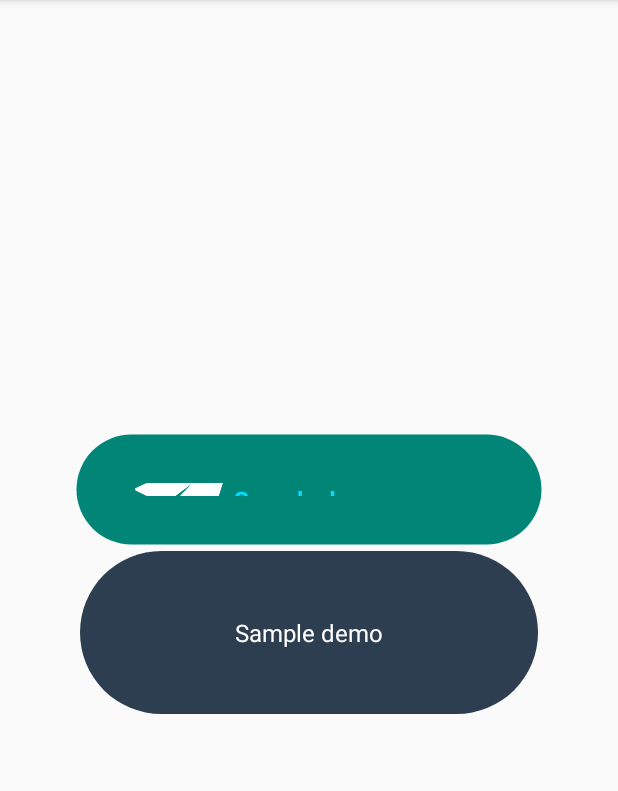
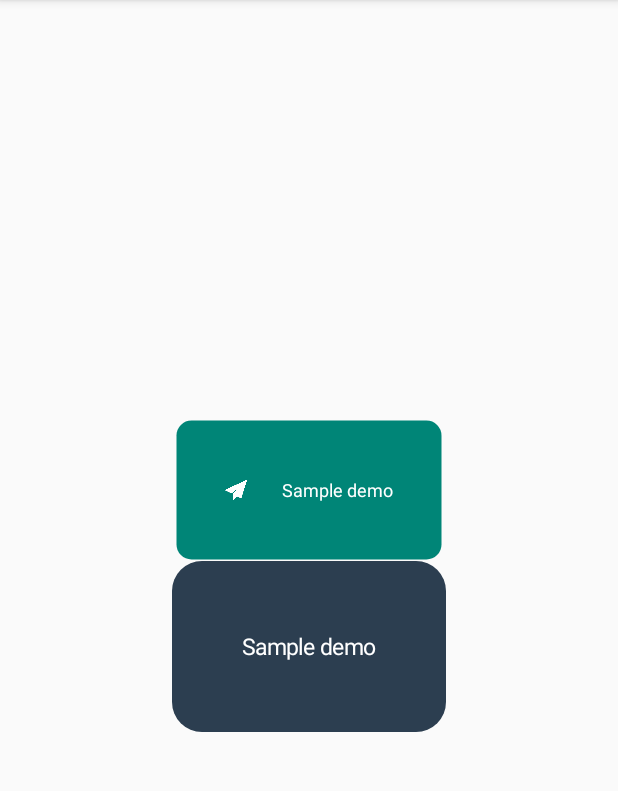
Before and after one commit to joshuadeguzman/ButtonsKt, an Android app: the screen it shows after launch (MainActivity), on a phone screen of 412 x 824 dp, the part 84-875 px from its top. Run offline under Robolectric (Android 15) with nearby library versions, the phone set to English and light mode, and no system bars.

Commit message:
Optimize icon integration. Update text rendering

```diff
--- a/app/src/main/java/io/jmdg/buttonsktapp/MainActivity.kt
+++ b/app/src/main/java/io/jmdg/buttonsktapp/MainActivity.kt
@@ -4,7 +4,6 @@ import android.graphics.Color
 import android.support.v7.app.AppCompatActivity
 import android.os.Bundle
 import io.jmdg.buttonskt.ButtonsKtView
-import io.jmdg.buttonskt.constants.BktLayoutParams
 import io.jmdg.buttonskt.constants.BktTextPosition
 import io.jmdg.buttonskt.entities.ButtonsKt
 import kotlinx.android.synthetic.main.activity_main.*
@@ -17,16 +16,12 @@ class MainActivity : AppCompatActivity() {
 
         // Can be reusable for multiple components
         val configuration = ButtonsKt(
-                isEnabled = true,
                 text = "Sample demo",
-                radius = 100f,
+                radius = 30f,
                 padding = 70,
-                margin = 15,
-                borderWidth = 10,
+                marginTop = 20,
                 defaultBorderColor = Color.GRAY,
-                height = BktLayoutParams.WRAP_CONTENT,
-                width = BktLayoutParams.MATCH_PARENT,
-                textPosition = BktTextPosition.CENTER
+                textPosition = BktTextPosition.LEFT
         )
 
         // Create ButtonsKtView with the desired configuration instance
--- a/app/src/main/res/layout/activity_main.xml
+++ b/app/src/main/res/layout/activity_main.xml
@@ -6,22 +6,22 @@
     android:layout_height="match_parent"
     android:gravity="center"
     android:orientation="vertical"
-    android:padding="50dp">
+    android:padding="20dp">
 
     <io.jmdg.buttonskt.ButtonsKtView
         android:id="@+id/bkt_demo_xml"
-        android:layout_width="match_parent"
-        android:layout_height="75dp"
+        android:layout_width="wrap_content"
+        android:layout_height="wrap_content"
         android:textAlignment="center"
         app:bkt_borderWidth="2dp"
         app:bkt_defaultBackgroundColor="@color/colorPrimary"
         app:bkt_disabledTextColor="@android:color/darker_gray"
         app:bkt_focusedBackgroundColor="@color/colorPrimaryDark"
+        app:bkt_iconArea="10dp"
         app:bkt_iconDrawable="@drawable/ic_sample"
-        app:bkt_radius="50dp"
+        app:bkt_radius="10dp"
         app:bkt_text="Sample demo"
-        app:bkt_textColor="@android:color/holo_blue_bright"
-        app:bkt_textGravity="center_horizontal"
-        app:bkt_textStyle="bold" />
+        app:bkt_textColor="@android:color/white"
+        app:bkt_textSize="8sp" />
 
 </LinearLayout>
--- a/buttonskt/src/main/java/io/jmdg/buttonskt/ButtonsKtView.kt
+++ b/buttonskt/src/main/java/io/jmdg/buttonskt/ButtonsKtView.kt
@@ -12,17 +12,19 @@ import android.os.Build
 import android.annotation.TargetApi
 import android.graphics.Color
 import android.graphics.drawable.StateListDrawable
+import android.util.TypedValue
 import android.widget.ImageView
+import android.widget.LinearLayout
 import android.widget.RelativeLayout
 import android.widget.TextView
-import io.jmdg.buttonskt.constants.BktTextPosition
+import io.jmdg.buttonskt.internal.helpers.ResolutionUtil
 
 
 /**
  * Created by Joshua de Guzman on 21/07/2018.
  */
 
-class ButtonsKtView : RelativeLayout {
+class ButtonsKtView : LinearLayout {
     private val tag = ButtonsKtView::class.java.simpleName
     private var attrs: AttributeSet? = null
     private var config = ButtonsKt()
@@ -80,8 +82,7 @@ class ButtonsKtView : RelativeLayout {
             // Icon Resource
             iconDrawable = typedArray.getResourceId(R.styleable.ButtonsKtView_bkt_iconDrawable, -1)
             iconTint = typedArray.getColor(R.styleable.ButtonsKtView_bkt_iconTint, config.iconTint)
-            iconWidth = typedArray.getDimension(R.styleable.ButtonsKtView_bkt_iconWidth, config.iconWidth.toFloat()).toInt()
-            iconHeight = typedArray.getDimension(R.styleable.ButtonsKtView_bkt_iconHeight, config.iconHeight.toFloat()).toInt()
+            iconArea = typedArray.getDimension(R.styleable.ButtonsKtView_bkt_iconArea, config.iconArea)
 
             // Icon Margin
             iconMargin = typedArray.getDimension(R.styleable.ButtonsKtView_bkt_iconMargin, config.iconMargin.toFloat()).toInt()
@@ -131,11 +132,11 @@ class ButtonsKtView : RelativeLayout {
             paddingBottom = typedArray.getDimension(R.styleable.ButtonsKtView_bkt_paddingBottom, config.paddingBottom.toFloat()).toInt()
 
             // Radius
-            radius = typedArray.getDimension(R.styleable.ButtonsKtView_bkt_radius, config.radius)
-            radiusTopLeft = typedArray.getDimension(R.styleable.ButtonsKtView_bkt_radiusTopLeft, config.radiusTopLeft)
-            radiusTopRight = typedArray.getDimension(R.styleable.ButtonsKtView_bkt_radiusTopRight, config.radiusTopRight)
-            radiusBottomLeft = typedArray.getDimension(R.styleable.ButtonsKtView_bkt_radiusBottomLeft, config.radiusBottomLeft)
-            radiusBottomRight = typedArray.getDimension(R.styleable.ButtonsKtView_bkt_radiusBottomRight, config.radiusBottomRight)
+            radius = typedArray.getDimension(R.styleable.ButtonsKtView_bkt_radius, ResolutionUtil.dpToPx(context, config.radius).toFloat())
+            radiusTopLeft = typedArray.getDimension(R.styleable.ButtonsKtView_bkt_radiusTopLeft, ResolutionUtil.dpToPx(context, config.radiusTopLeft).toFloat())
+            radiusTopRight = typedArray.getDimension(R.styleable.ButtonsKtView_bkt_radiusTopRight, ResolutionUtil.dpToPx(context, config.radiusTopRight).toFloat())
+            radiusBottomLeft = typedArray.getDimension(R.styleable.ButtonsKtView_bkt_radiusBottomLeft, ResolutionUtil.dpToPx(context, config.radiusBottomLeft).toFloat())
+            radiusBottomRight = typedArray.getDimension(R.styleable.ButtonsKtView_bkt_radiusBottomRight, ResolutionUtil.dpToPx(context, config.radiusBottomRight).toFloat())
         }
 
         renderBackground()
@@ -191,8 +192,7 @@ class ButtonsKtView : RelativeLayout {
 
     private fun renderIconView() {
         if (config.iconDrawable != -1) {
-            val layoutParams = RelativeLayout.LayoutParams(config.iconWidth, config.iconHeight)
-            layoutParams.addRule(RelativeLayout.CENTER_VERTICAL)
+            val layoutParams = LinearLayout.LayoutParams(ResolutionUtil.dpToPx(context, config.iconArea), ResolutionUtil.dpToPx(context, config.iconArea))
 
             // Icon Margin
             if (config.iconMargin > 0) {
@@ -206,7 +206,6 @@ class ButtonsKtView : RelativeLayout {
             imageView.setImageResource(config.iconDrawable)
             imageView.setColorFilter(config.iconTint)
 
-
             // Icon Padding
             if (config.iconPadding > 0) {
                 imageView.setPadding(config.iconPadding, config.iconPadding, config.iconPadding, config.iconPadding)
@@ -216,7 +215,7 @@ class ButtonsKtView : RelativeLayout {
 
 
             // If disabled
-            if(!config.isEnabled){
+            if (!config.isEnabled) {
                 imageView.setColorFilter(config.disabledIconTint)
             }
 
@@ -229,21 +228,18 @@ class ButtonsKtView : RelativeLayout {
             config.text = config.text.toUpperCase()
         }
 
-        val layoutParams = RelativeLayout.LayoutParams(RelativeLayout.LayoutParams.WRAP_CONTENT, RelativeLayout.LayoutParams.WRAP_CONTENT)
-        layoutParams.addRule(config.textPosition)
+        val layoutParams = LinearLayout.LayoutParams(LinearLayout.LayoutParams.WRAP_CONTENT, LinearLayout.LayoutParams.WRAP_CONTENT)
+        layoutParams.gravity = config.textGravity
 
-        if (config.textPosition == BktTextPosition.LEFT || config.textPosition == BktTextPosition.RIGHT) {
-            layoutParams.addRule(RelativeLayout.CENTER_VERTICAL)
-        } else if (config.textPosition == BktTextPosition.TOP || config.textPosition == BktTextPosition.BOTTOM) {
-            layoutParams.addRule(RelativeLayout.CENTER_HORIZONTAL)
+        if (config.iconDrawable != -1) {
+            layoutParams.setMargins(15, 0, 0, 0)
         }
 
         val textView = TextView(context)
         textView.layoutParams = layoutParams
         textView.text = config.text
-        textView.textSize = config.textSize
+        textView.setTextSize(TypedValue.COMPLEX_UNIT_SP, config.textSize)
         textView.setTextColor(config.textColor)
-        textView.gravity = config.textGravity
         textView.setTypeface(textView.typeface, config.textStyle)
 
         if (!config.isEnabled) {
--- a/buttonskt/src/main/java/io/jmdg/buttonskt/entities/ButtonsKt.kt
+++ b/buttonskt/src/main/java/io/jmdg/buttonskt/entities/ButtonsKt.kt
@@ -1,6 +1,7 @@
 package io.jmdg.buttonskt.entities
 
 import android.graphics.Color
+import android.view.Gravity
 import io.jmdg.buttonskt.constants.BktLayoutParams
 import io.jmdg.buttonskt.constants.BktTextPosition
 
@@ -17,14 +18,13 @@ data class ButtonsKt(
         internal var iconDrawable: Int = -1,
         internal var iconTint: Int = Color.WHITE,
         internal var disabledIconTint: Int = Color.TRANSPARENT,
-        internal var iconHeight: Int = 100,
-        internal var iconWidth: Int = 100,
+        internal var iconArea: Float = 30f,
 
         // Icon Margin
-        internal var iconMargin: Int = 10,
-        internal var iconMarginLeft: Int = 10,
+        internal var iconMargin: Int = 0,
+        internal var iconMarginLeft: Int = 0,
         internal var iconMarginTop: Int = 10,
-        internal var iconMarginRight: Int = 10,
+        internal var iconMarginRight: Int = 20,
         internal var iconMarginBottom: Int = 10,
 
         // Icon Padding
@@ -36,10 +36,10 @@ data class ButtonsKt(
 
         // Text
         internal var text: String = "ButtonsKtView",
-        internal var textSize: Float = 16f,
+        internal var textSize: Float = 15f,
         internal var textColor: Int = Color.parseColor("#ffffff"),
         internal var disabledTextColor: Int = Color.parseColor("#ffffff"),
-        internal var textGravity: Int = 1,
+        internal var textGravity: Int = Gravity.CENTER,
         internal var textPosition: Int = BktTextPosition.CENTER,
         internal var isTextAllCaps: Boolean = false,
         internal var textStyle: Int = 0,
--- /dev/null
+++ b/buttonskt/src/main/java/io/jmdg/buttonskt/internal/helpers/ResolutionUtil.kt
@@ -0,0 +1,16 @@
+package io.jmdg.buttonskt.internal.helpers
+
+import android.content.Context
+import android.util.TypedValue
+
+
+/**
+ * Created by Joshua de Guzman on 22/07/2018.
+ */
+
+internal object ResolutionUtil {
+    fun dpToPx(context: Context, dipValue: Float): Int {
+        val metrics = context.resources.displayMetrics
+        return TypedValue.applyDimension(TypedValue.COMPLEX_UNIT_DIP, dipValue, metrics).toInt()
+    }
+}
--- a/buttonskt/src/main/res/values/attrs.xml
+++ b/buttonskt/src/main/res/values/attrs.xml
@@ -6,25 +6,24 @@
         <attr name="bkt_isRippleEffectEnabled" format="boolean" />
 
         <!-- Icon styles -->
-        <attr name="bkt_iconDrawable" format="reference"/>
-        <attr name="bkt_iconTint" format="color"/>
-        <attr name="bkt_disabledIconTint" format="color"/>
-        <attr name="bkt_iconWidth" format="dimension"/>
-        <attr name="bkt_iconHeight" format="dimension"/>
+        <attr name="bkt_iconDrawable" format="reference" />
+        <attr name="bkt_iconTint" format="color" />
+        <attr name="bkt_disabledIconTint" format="color" />
+        <attr name="bkt_iconArea" format="dimension" />
 
         <!-- Icon Margin -->
-        <attr name="bkt_iconMargin" format="dimension"/>
-        <attr name="bkt_iconMarginLeft" format="dimension"/>
-        <attr name="bkt_iconMarginTop" format="dimension"/>
-        <attr name="bkt_iconMarginRight" format="dimension"/>
-        <attr name="bkt_iconMarginBottom" format="dimension"/>
+        <attr name="bkt_iconMargin" format="dimension" />
+        <attr name="bkt_iconMarginLeft" format="dimension" />
+        <attr name="bkt_iconMarginTop" format="dimension" />
+        <attr name="bkt_iconMarginRight" format="dimension" />
+        <attr name="bkt_iconMarginBottom" format="dimension" />
 
         <!-- Icon Padding -->
-        <attr name="bkt_iconPadding" format="dimension"/>
-        <attr name="bkt_iconPaddingLeft" format="dimension"/>
-        <attr name="bkt_iconPaddingTop" format="dimension"/>
-        <attr name="bkt_iconPaddingRight" format="dimension"/>
-        <attr name="bkt_iconPaddingBottom" format="dimension"/>
+        <attr name="bkt_iconPadding" format="dimension" />
+        <attr name="bkt_iconPaddingLeft" format="dimension" />
+        <attr name="bkt_iconPaddingTop" format="dimension" />
+        <attr name="bkt_iconPaddingRight" format="dimension" />
+        <attr name="bkt_iconPaddingBottom" format="dimension" />
 
         <!-- Text Styles -->
         <attr name="bkt_text" format="string" />
@@ -40,10 +39,10 @@
             <enum name="normal" value="0" />
         </attr>
 
-        <!-- https://developer.android.com/reference/android/R.attr#gravity -->
+        <!--https://developer.android.com/reference/android/R.attr#gravity-->
         <attr name="bkt_textGravity" format="enum">
             <enum name="bottom" value="50" />
-            <enum name="gravity" value="11" />
+            <enum name="center" value="11" />
             <enum name="center_horizontal" value="1" />
             <enum name="center_vertical" value="10" />
             <enum name="clip_horizontal" value="8" />
@@ -79,7 +78,7 @@
         <attr name="bkt_disabledBorderColor" format="color" />
 
         <!-- Padding -->
-        <attr name="bkt_padding" format="dimension"/>
+        <attr name="bkt_padding" format="dimension" />
         <attr name="bkt_paddingLeft" format="dimension" />
         <attr name="bkt_paddingTop" format="dimension" />
         <attr name="bkt_paddingRight" format="dimension" />
```
